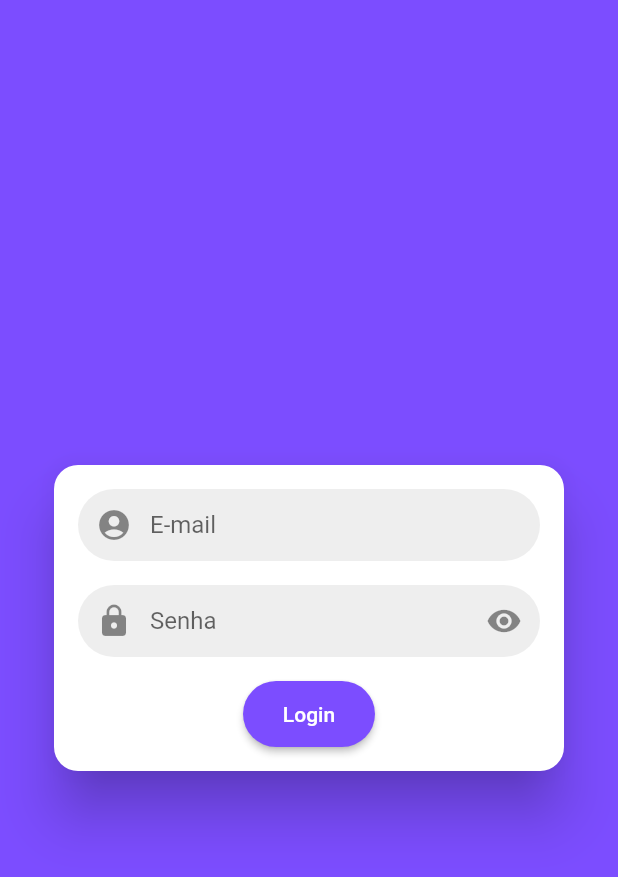
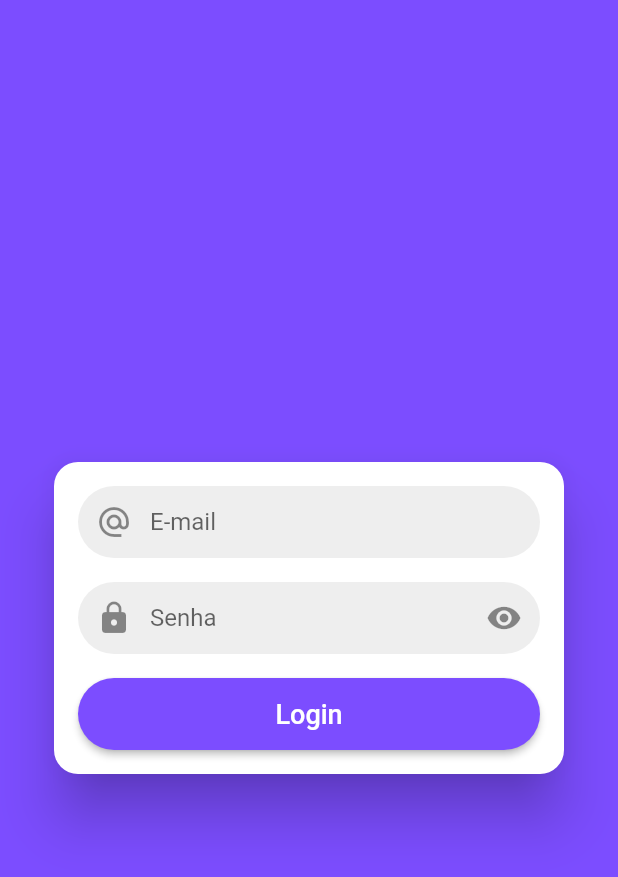
Before and after one commit to MichelHanzenScheeren/mobx_gerencia_lista_de_tarefas, a Flutter app: the screen it shows after launch, after a tap on "Login", after a tap on the "exit to app" icon, on a phone screen of 412 x 824 dp. Shown: the top 877 px of the screen. Run offline on Flutter 3.47's test engine with Material 2 defaults, Android fonts, the phone set to English and light mode, and no system bars.

Commit message:
Melhorias na página de login

```diff
--- /dev/null
+++ b/lib/commonFunctions/openPage.dart
@@ -0,0 +1,9 @@
+import 'package:flutter/material.dart';
+
+abstract class CommonFunctions {
+  static void openPage(BuildContext context, dynamic page) {
+    Navigator.of(context).pushReplacement(MaterialPageRoute(
+      builder: (context) => page,
+    ));
+  }
+}
--- a/lib/pages/login.dart
+++ b/lib/pages/login.dart
@@ -1,4 +1,5 @@
 import 'package:flutter/material.dart';
+import 'package:mobxgerencialistadetarefas/commonFunctions/openPage.dart';
 import 'package:mobxgerencialistadetarefas/widgets/customIconButton.dart';
 import 'package:mobxgerencialistadetarefas/widgets/customTextField.dart';
 import 'toDoList.dart';
@@ -11,6 +12,7 @@ class LoginScreen extends StatefulWidget {
 class _LoginScreenState extends State<LoginScreen> {
   @override
   Widget build(BuildContext context) {
+    final theme = Theme.of(context);
     return SafeArea(
       child: Scaffold(
         body: Container(
@@ -24,18 +26,17 @@ class _LoginScreenState extends State<LoginScreen> {
             child: Padding(
               padding: const EdgeInsets.all(16),
               child: Column(
+                crossAxisAlignment: CrossAxisAlignment.stretch,
                 mainAxisSize: MainAxisSize.min,
                 children: <Widget>[
                   CustomTextField(
                     hint: 'E-mail',
-                      prefix: Icon(Icons.account_circle),
+                    prefix: Icon(Icons.alternate_email),
                     textInputType: TextInputType.emailAddress,
                     onChanged: (email) {},
                     enabled: true,
                   ),
-                    const SizedBox(
-                      height: 16,
-                    ),
+                  const SizedBox(height: 16),
                   CustomTextField(
                     hint: 'Senha',
                     prefix: Icon(Icons.lock),
@@ -48,30 +49,26 @@ class _LoginScreenState extends State<LoginScreen> {
                       onTap: () {},
                     ),
                   ),
-                    const SizedBox(
-                      height: 16,
-                    ),
+                  const SizedBox(height: 16),
                   SizedBox(
-                      height: 44,
+                    height: 48,
                     child: RaisedButton(
                       shape: RoundedRectangleBorder(
                         borderRadius: BorderRadius.circular(32),
                       ),
-                        child: Text('Login'),
-                        color: Theme.of(context).primaryColor,
-                        disabledColor:
-                            Theme.of(context).primaryColor.withAlpha(100),
+                      child: Text('Login', style: TextStyle(fontSize: 18)),
+                      color: theme.primaryColor,
+                      disabledColor: theme.primaryColor.withAlpha(100),
                       textColor: Colors.white,
                       onPressed: () {
-                          Navigator.of(context).pushReplacement(
-                              MaterialPageRoute(
-                                  builder: (context) => ListScreen()));
+                        CommonFunctions.openPage(context, ListScreen());
                       },
                     ),
                   )
                 ],
               ),
-              )),
+            ),
+          ),
         ),
       ),
     );
--- a/lib/widgets/customTextField.dart
+++ b/lib/widgets/customTextField.dart
@@ -1,17 +1,6 @@
 import 'package:flutter/material.dart';
 
 class CustomTextField extends StatelessWidget {
-  CustomTextField({
-    this.hint,
-    this.prefix,
-    this.suffix,
-    this.obscure = false,
-    this.textInputType,
-    this.onChanged,
-    this.enabled,
-    this.controller,
-  });
-
   final TextEditingController controller;
   final String hint;
   final Widget prefix;
@@ -20,6 +9,17 @@ class CustomTextField extends StatelessWidget {
   final TextInputType textInputType;
   final Function(String) onChanged;
   final bool enabled;
+
+  CustomTextField({
+    this.hint: "",
+    this.prefix,
+    this.suffix,
+    this.obscure = false,
+    this.textInputType: TextInputType.text,
+    this.onChanged,
+    this.enabled: true,
+    this.controller,
+  });
 
   @override
   Widget build(BuildContext context) {
```
Lines whose indentation alone changed are shown as unchanged.
